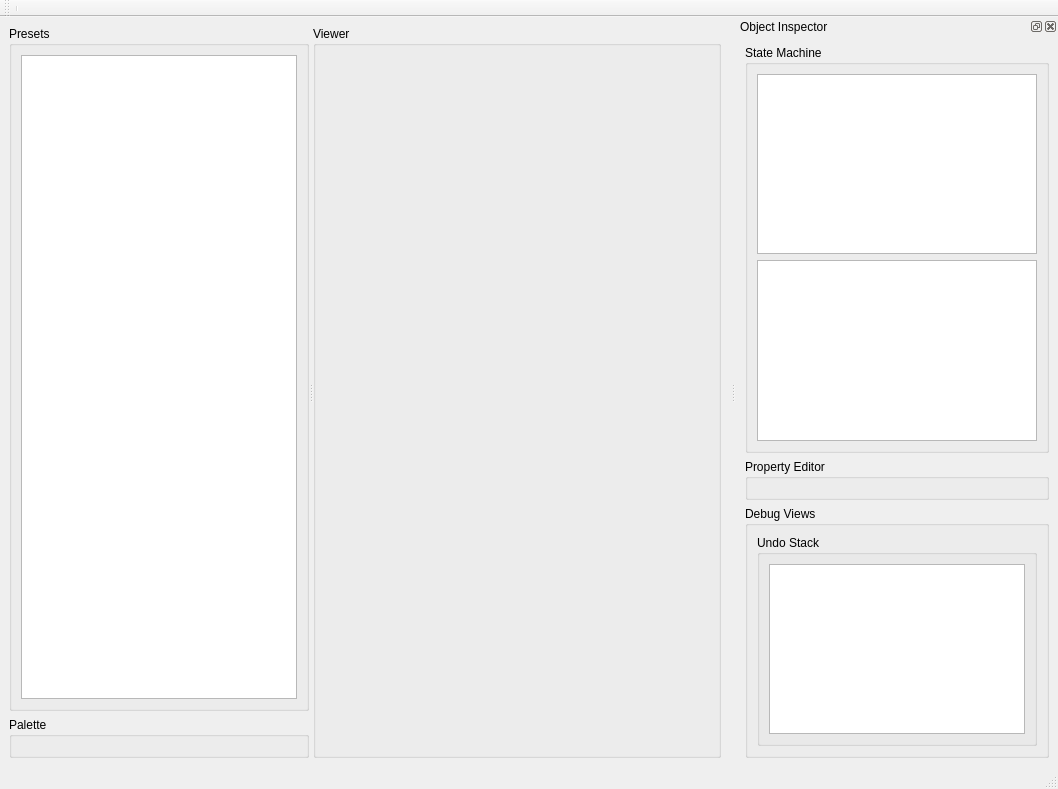
KDAB/KDStateMachineEditor, file src/app/mainwindow.ui: the form before one commit.
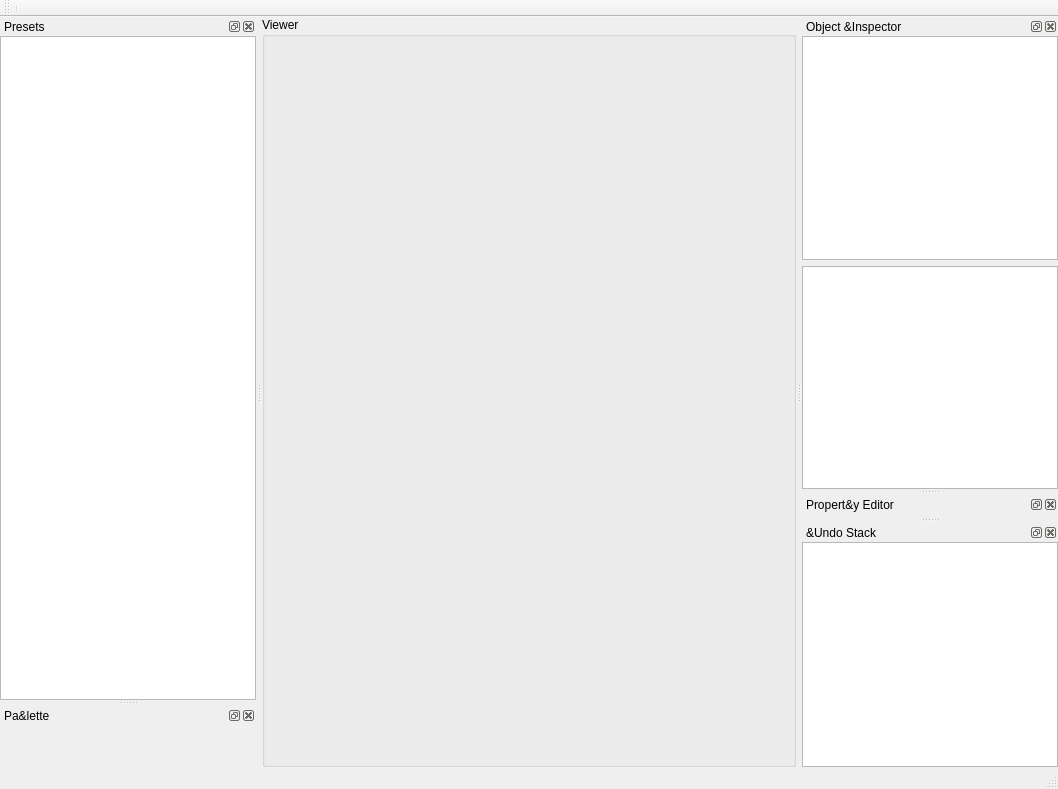
The form after the commit. Custom widgets are drawn as their Qt base class.

Commit message:
app: Use dock widgets instead of group boxes
Also kill margins. Now this looks like a property diagram editor window.

Patch:
```diff
--- a/src/app/mainwindow.ui
+++ b/src/app/mainwindow.ui
@@ -14,52 +14,25 @@
    <string>MainWindow</string>
   </property>
   <widget class="QWidget" name="centralwidget">
-   <layout class="QGridLayout" name="gridLayout">
-    <item row="0" column="0">
-     <widget class="QSplitter" name="splitter">
-      <property name="orientation">
-       <enum>Qt::Horizontal</enum>
+   <layout class="QHBoxLayout" name="horizontalLayout">
+    <property name="leftMargin">
+     <number>0</number>
+    </property>
+    <property name="topMargin">
+     <number>0</number>
+    </property>
+    <property name="rightMargin">
+     <number>0</number>
+    </property>
+    <property name="bottomMargin">
+     <number>0</number>
+    </property>
+    <item>
+     <widget class="QGroupBox" name="sceneBox">
+      <property name="title">
+       <string>Viewer</string>
       </property>
-      <widget class="QWidget" name="widget" native="true">
-       <property name="maximumSize">
-        <size>
-         <width>300</width>
-         <height>16777215</height>
-        </size>
-       </property>
-       <layout class="QVBoxLayout" name="verticalLayout_9">
-        <item>
-         <widget class="QGroupBox" name="groupBox_4">
-          <property name="title">
-           <string>Presets</string>
-          </property>
-          <layout class="QVBoxLayout" name="verticalLayout_5">
-           <item>
-            <widget class="QTreeView" name="presetsTreeView"/>
-           </item>
-          </layout>
-         </widget>
-        </item>
-        <item>
-         <widget class="QGroupBox" name="groupBox_6">
-          <property name="title">
-           <string>Palette</string>
-          </property>
-          <layout class="QVBoxLayout" name="verticalLayout_10">
-           <item>
-            <widget class="KDSME::StateMachinePaletteWidget" name="paletteWidget" native="true"/>
-           </item>
-          </layout>
-         </widget>
-        </item>
-       </layout>
-      </widget>
-      <widget class="QGroupBox" name="sceneBox">
-       <property name="title">
-        <string>Viewer</string>
-       </property>
-       <layout class="QVBoxLayout" name="verticalLayout_11"/>
-      </widget>
+      <layout class="QVBoxLayout" name="verticalLayout_11"/>
      </widget>
     </item>
    </layout>
@@ -77,63 +50,33 @@
   <widget class="QStatusBar" name="statusbar"/>
   <widget class="QDockWidget" name="dockWidget">
    <property name="windowTitle">
-    <string>Object Inspector</string>
+    <string>Object &amp;Inspector</string>
    </property>
    <attribute name="dockWidgetArea">
     <number>2</number>
    </attribute>
    <widget class="QWidget" name="dockWidgetContents">
-    <layout class="QVBoxLayout" name="verticalLayout_7">
+    <layout class="QVBoxLayout" name="verticalLayout">
+     <property name="leftMargin">
+      <number>0</number>
+     </property>
+     <property name="topMargin">
+      <number>0</number>
+     </property>
+     <property name="rightMargin">
+      <number>0</number>
+     </property>
+     <property name="bottomMargin">
+      <number>0</number>
+     </property>
      <item>
-      <widget class="QGroupBox" name="groupBox_2">
-       <property name="title">
-        <string>State Machine</string>
-       </property>
-       <layout class="QVBoxLayout" name="verticalLayout">
-        <item>
-         <widget class="QTreeView" name="statesView"/>
-        </item>
-        <item>
-         <widget class="QTreeView" name="transitionsView">
-          <property name="rootIsDecorated">
-           <bool>false</bool>
-          </property>
-         </widget>
-        </item>
-       </layout>
-      </widget>
+      <widget class="QTreeView" name="statesView"/>
      </item>
      <item>
-      <widget class="QGroupBox" name="groupBox_7">
-       <property name="title">
-        <string>Property Editor</string>
+      <widget class="QTreeView" name="transitionsView">
+       <property name="rootIsDecorated">
+        <bool>false</bool>
        </property>
-       <layout class="QVBoxLayout" name="verticalLayout_4">
-        <item>
-         <widget class="KDSME::PropertyEditor" name="propertyEditorWidget" native="true"/>
-        </item>
-       </layout>
-      </widget>
-     </item>
-     <item>
-      <widget class="QGroupBox" name="groupBox_3">
-       <property name="title">
-        <string>Debug Views</string>
-       </property>
-       <layout class="QVBoxLayout" name="verticalLayout_2">
-        <item>
-         <widget class="QGroupBox" name="groupBox">
-          <property name="title">
-           <string>Undo Stack</string>
-          </property>
-          <layout class="QVBoxLayout" name="verticalLayout_3">
-           <item>
-            <widget class="QUndoView" name="undoView"/>
-           </item>
-          </layout>
-         </widget>
-        </item>
-       </layout>
       </widget>
      </item>
     </layout>
@@ -151,6 +94,114 @@
    </attribute>
    <addaction name="separator"/>
   </widget>
+  <widget class="QDockWidget" name="dockWidget_3">
+   <property name="windowTitle">
+    <string>Presets</string>
+   </property>
+   <attribute name="dockWidgetArea">
+    <number>1</number>
+   </attribute>
+   <widget class="QWidget" name="dockWidgetContents_3">
+    <layout class="QVBoxLayout" name="verticalLayout_5">
+     <property name="leftMargin">
+      <number>0</number>
+     </property>
+     <property name="topMargin">
+      <number>0</number>
+     </property>
+     <property name="rightMargin">
+      <number>0</number>
+     </property>
+     <property name="bottomMargin">
+      <number>0</number>
+     </property>
+     <item>
+      <widget class="QTreeView" name="presetsTreeView"/>
+     </item>
+    </layout>
+   </widget>
+  </widget>
+  <widget class="QDockWidget" name="dockWidget_2">
+   <property name="windowTitle">
+    <string>Pa&amp;lette</string>
+   </property>
+   <attribute name="dockWidgetArea">
+    <number>1</number>
+   </attribute>
+   <widget class="QWidget" name="dockWidgetContents_2">
+    <layout class="QVBoxLayout" name="verticalLayout_8">
+     <property name="leftMargin">
+      <number>0</number>
+     </property>
+     <property name="topMargin">
+      <number>0</number>
+     </property>
+     <property name="rightMargin">
+      <number>0</number>
+     </property>
+     <property name="bottomMargin">
+      <number>0</number>
+     </property>
+     <item>
+      <widget class="KDSME::StateMachinePaletteWidget" name="paletteWidget" native="true"/>
+     </item>
+    </layout>
+   </widget>
+  </widget>
+  <widget class="QDockWidget" name="dockWidget_4">
+   <property name="windowTitle">
+    <string>Propert&amp;y Editor</string>
+   </property>
+   <attribute name="dockWidgetArea">
+    <number>2</number>
+   </attribute>
+   <widget class="QWidget" name="dockWidgetContents_4">
+    <layout class="QVBoxLayout" name="verticalLayout_2">
+     <property name="leftMargin">
+      <number>0</number>
+     </property>
+     <property name="topMargin">
+      <number>0</number>
+     </property>
+     <property name="rightMargin">
+      <number>0</number>
+     </property>
+     <property name="bottomMargin">
+      <number>0</number>
+     </property>
+     <item>
+      <widget class="KDSME::PropertyEditor" name="propertyEditorWidget" native="true"/>
+     </item>
+    </layout>
+   </widget>
+  </widget>
+  <widget class="QDockWidget" name="dockWidget_5">
+   <property name="windowTitle">
+    <string>&amp;Undo Stack</string>
+   </property>
+   <attribute name="dockWidgetArea">
+    <number>2</number>
+   </attribute>
+   <widget class="QWidget" name="dockWidgetContents_5">
+    <layout class="QVBoxLayout" name="verticalLayout_3">
+     <property name="leftMargin">
+      <number>0</number>
+     </property>
+     <property name="topMargin">
+      <number>0</number>
+     </property>
+     <property name="rightMargin">
+      <number>0</number>
+     </property>
+     <property name="bottomMargin">
+      <number>0</number>
+     </property>
+     <item>
+      <widget class="QUndoView" name="undoView"/>
+     </item>
+    </layout>
+   </widget>
+  </widget>
  </widget>
  <customwidgets>
   <customwidget>
```
Left out of the diff: 2 changed lines with no effect on the pictures. The commit also changes 1 other file.
